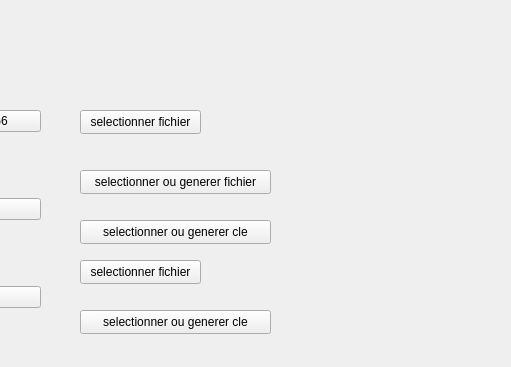
This is applicationSecurite/mainwindow.ui in EwenHamery/mp00-applicationSecurite_E as Qt 5 draws it before an edit; both pictures show x 180 to 691 and y 0 to 367 of the 800 by 600 pixel window. The edited form follows.
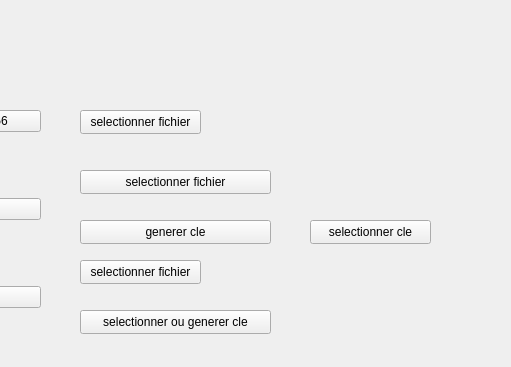
This is the edited form.

```diff
--- a/applicationSecurite/mainwindow.ui
+++ b/applicationSecurite/mainwindow.ui
@@ -83,7 +83,7 @@
      </rect>
     </property>
     <property name="text">
-     <string>selectionner ou generer fichier</string>
+     <string>selectionner fichier</string>
     </property>
    </widget>
    <widget class="QPushButton" name="FichierRsa">
@@ -122,7 +122,20 @@
      </rect>
     </property>
     <property name="text">
-     <string>selectionner ou generer cle</string>
+     <string>generer cle</string>
+    </property>
+   </widget>
+   <widget class="QPushButton" name="pushButton">
+    <property name="geometry">
+     <rect>
+      <x>490</x>
+      <y>220</y>
+      <width>121</width>
+      <height>24</height>
+     </rect>
+    </property>
+    <property name="text">
+     <string>selectionner cle</string>
     </property>
    </widget>
   </widget>
```
